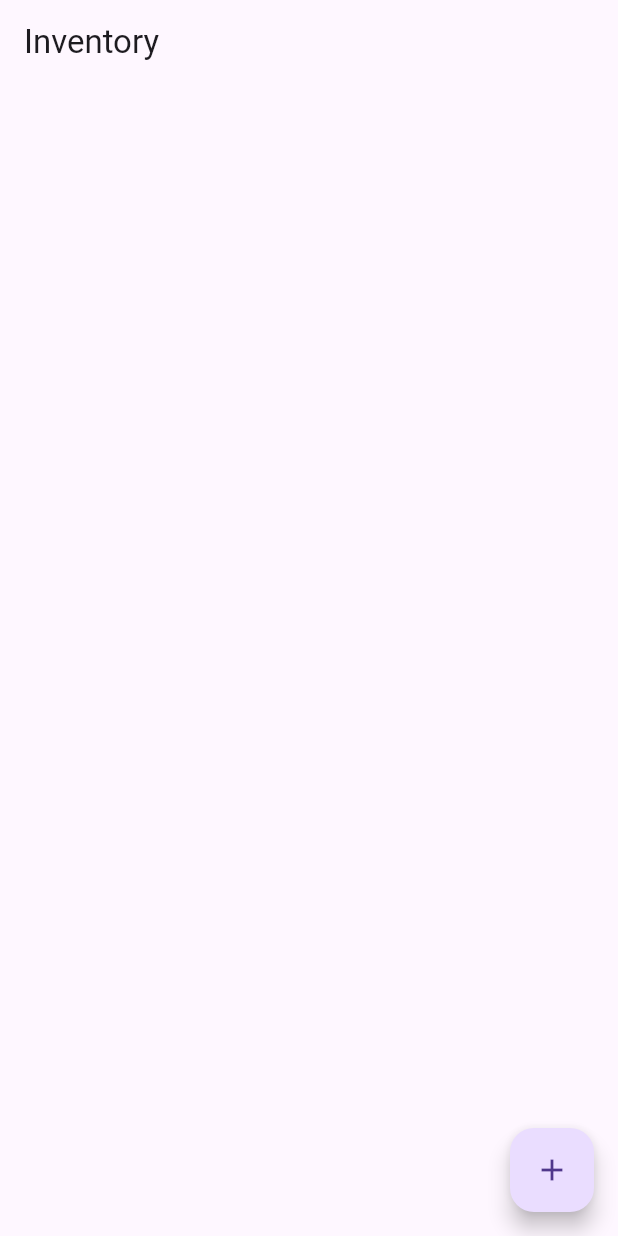
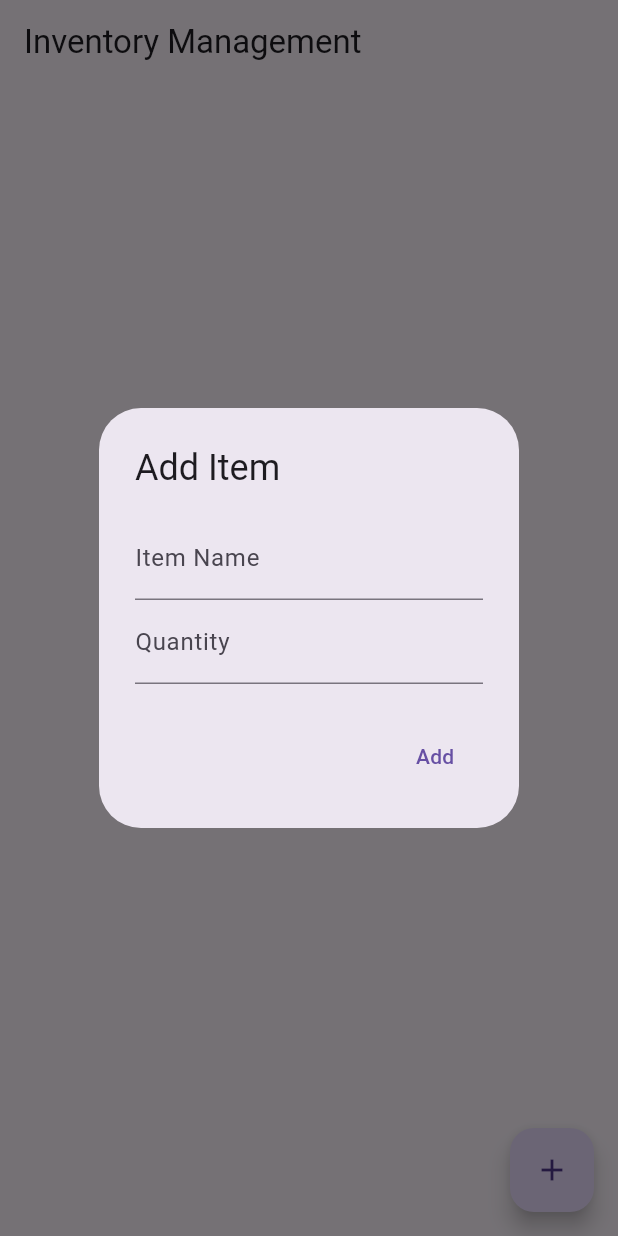
Before and after one commit to JackyZheng070102/class_activity_12, a Flutter app: the screen it shows after launch, after a tap on the "add" icon, on a phone screen of 412 x 824 dp. Run offline on Flutter 3.47's test engine with Material 3 defaults, Android fonts, the phone set to English and light mode, and no system bars; our stand-ins replace cloud_firestore; accounts and stored records are empty.

Commit message:
Initial commit: Inventory Management App with Firestore integration

```diff
--- a/lib/main.dart
+++ b/lib/main.dart
@@ -8,6 +8,7 @@ class InventoryApp extends StatelessWidget {
   Widget build(BuildContext context) {
     return MaterialApp(
       title: 'Inventory Management',
+      theme: ThemeData(primarySwatch: Colors.blue),
       home: InventoryHomePage(),
     );
   }
@@ -19,23 +20,132 @@ class InventoryHomePage extends StatefulWidget {
 }
 
 class _InventoryHomePageState extends State<InventoryHomePage> {
+  final CollectionReference inventoryCollection =
+      FirebaseFirestore.instance.collection('inventory');
+
   @override
   Widget build(BuildContext context) {
     return Scaffold(
-      appBar: AppBar(title: Text('Inventory')),
-      body: Center(
-        child: Column(
-          children: [
-            // TODO: Display inventory items here using StreamBuilder
-          ],
-        ),
+      appBar: AppBar(title: Text('Inventory Management')),
+      body: StreamBuilder<QuerySnapshot>(
+        stream: inventoryCollection.snapshots(),
+        builder: (context, snapshot) {
+          if (snapshot.hasError) return Text("Error: ${snapshot.error}");
+          if (snapshot.connectionState == ConnectionState.waiting) return CircularProgressIndicator();
+
+          final items = snapshot.data!.docs;
+          return ListView.builder(
+            itemCount: items.length,
+            itemBuilder: (context, index) {
+              final item = items[index];
+              return ListTile(
+                title: Text(item['name']),
+                subtitle: Text('Quantity: ${item['quantity']}'),
+                trailing: Row(
+                  mainAxisSize: MainAxisSize.min,
+                  children: [
+                    IconButton(
+                      icon: Icon(Icons.edit),
+                      onPressed: () => _editItem(context, item),
+                    ),
+                    IconButton(
+                      icon: Icon(Icons.delete),
+                      onPressed: () => _deleteItem(item.id),
+                    ),
+                  ],
+                ),
+              );
+            },
+          );
+        },
       ),
       floatingActionButton: FloatingActionButton(
-        onPressed: () {
-          // TODO: Add functionality to add inventory items
-        },
+        onPressed: () => _addItem(context),
         child: Icon(Icons.add),
       ),
     );
   }
+
+  void _addItem(BuildContext context) {
+    showDialog(
+      context: context,
+      builder: (context) {
+        final nameController = TextEditingController();
+        final quantityController = TextEditingController();
+        return AlertDialog(
+          title: Text('Add Item'),
+          content: Column(
+            mainAxisSize: MainAxisSize.min,
+            children: [
+              TextField(
+                controller: nameController,
+                decoration: InputDecoration(labelText: 'Item Name'),
+              ),
+              TextField(
+                controller: quantityController,
+                decoration: InputDecoration(labelText: 'Quantity'),
+                keyboardType: TextInputType.number,
+              ),
+            ],
+          ),
+          actions: [
+            TextButton(
+              onPressed: () {
+                inventoryCollection.add({
+                  'name': nameController.text,
+                  'quantity': int.parse(quantityController.text),
+                });
+                Navigator.of(context).pop();
+              },
+              child: Text('Add'),
+            ),
+          ],
+        );
+      },
+    );
+  }
+
+  void _editItem(BuildContext context, DocumentSnapshot item) {
+    final nameController = TextEditingController(text: item['name']);
+    final quantityController = TextEditingController(text: item['quantity'].toString());
+
+    showDialog(
+      context: context,
+      builder: (context) {
+        return AlertDialog(
+          title: Text('Edit Item'),
+          content: Column(
+            mainAxisSize: MainAxisSize.min,
+            children: [
+              TextField(
+                controller: nameController,
+                decoration: InputDecoration(labelText: 'Item Name'),
+              ),
+              TextField(
+                controller: quantityController,
+                decoration: InputDecoration(labelText: 'Quantity'),
+                keyboardType: TextInputType.number,
+              ),
+            ],
+          ),
+          actions: [
+            TextButton(
+              onPressed: () {
+                inventoryCollection.doc(item.id).update({
+                  'name': nameController.text,
+                  'quantity': int.parse(quantityController.text),
+                });
+                Navigator.of(context).pop();
+              },
+              child: Text('Update'),
+            ),
+          ],
+        );
+      },
+    );
+  }
+
+  void _deleteItem(String itemId) {
+    inventoryCollection.doc(itemId).delete();
+  }
 }
```
